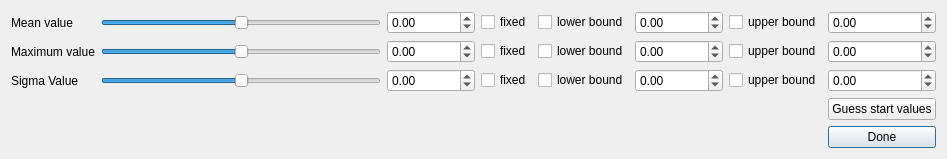
Above: pensant/ui/gaussModelFitParameters.ui from syncope/pensant before the change. Below: the same form after it.
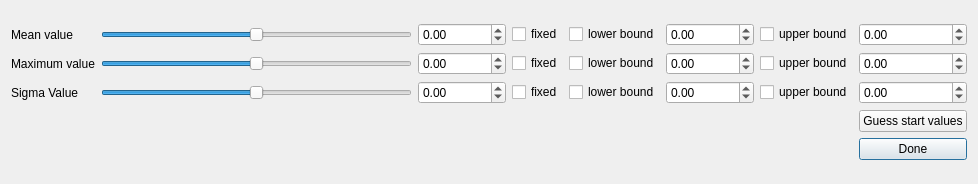
That is the form after the change.

Commit message: + fix issue #14: zero start values for fit parameters, when ranges need to be adjusted

```diff
--- a/pensant/ui/gaussModelFitParameters.ui
+++ b/pensant/ui/gaussModelFitParameters.ui
@@ -6,8 +6,8 @@
    <rect>
     <x>0</x>
     <y>0</y>
-    <width>947</width>
-    <height>156</height>
+    <width>978</width>
+    <height>184</height>
    </rect>
   </property>
   <property name="windowTitle">
@@ -228,7 +228,7 @@
         <double>-1000000000.000000000000000</double>
        </property>
        <property name="maximum">
-        <double>1000000000.000000000000000</double>
+        <double>2000000000.000000000000000</double>
        </property>
       </widget>
      </item>
```
The commit also changes 1 other file.
